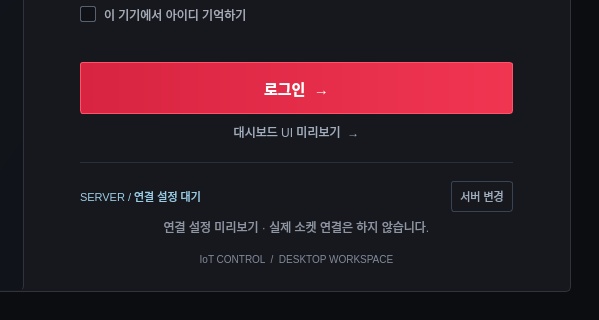
Before: the Qt Designer form PC/screens/Pmainwindow.ui in Samana0104/IoTControl, drawn with Qt 5; both pictures show x 501 to 1100 and y 420 to 740 of the 1100 by 740 pixel window.
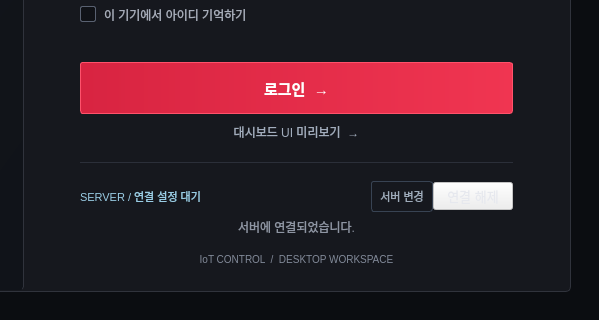
After: the same form once the commit is applied. The open tabs and pages were chosen to show the change.

Commit message: [feat] server connect 구현

What changed in the file:
```diff
--- a/PC/screens/Pmainwindow.ui
+++ b/PC/screens/Pmainwindow.ui
@@ -1215,7 +1215,7 @@
                </spacer>
               </item>
               <item>
-               <layout class="QHBoxLayout" name="loginServerLayout" stretch="1,0">
+               <layout class="QHBoxLayout" name="loginServerLayout" stretch="1,0,0">
                 <item>
                  <widget class="QLabel" name="loginServerSummary">
                   <property name="text">
@@ -1245,6 +1245,31 @@
                   </property>
                  </widget>
                 </item>
+                <item>
+                 <widget class="QPushButton" name="disconnectServerButton">
+                  <property name="enabled">
+                   <bool>false</bool>
+                  </property>
+                  <property name="text">
+                   <string>연결 해제</string>
+                  </property>
+                  <property name="toolTip">
+                   <string>서버 연결을 해제하고 접속 화면으로 돌아갑니다.</string>
+                  </property>
+                  <property name="accessibleName">
+                   <string>서버 연결 해제</string>
+                  </property>
+                  <property name="cursor">
+                   <cursorShape>PointingHandCursor</cursorShape>
+                  </property>
+                  <property name="autoDefault">
+                   <bool>false</bool>
+                  </property>
+                  <property name="role" stdset="0">
+                   <string notr="true">disconnect</string>
+                  </property>
+                 </widget>
+                </item>
                </layout>
               </item>
               <item>
@@ -1266,7 +1291,7 @@
               <item>
                <widget class="QLabel" name="helpDescription">
                 <property name="text">
-                 <string>연결 설정 미리보기 · 실제 소켓 연결은 하지 않습니다.</string>
+                 <string>서버에 연결되었습니다.</string>
                 </property>
                 <property name="alignment">
                  <set>Qt::AlignCenter</set>
```
Left out of the diff: 11 changed lines with no effect on the pictures. The commit also changes 24 other files.
